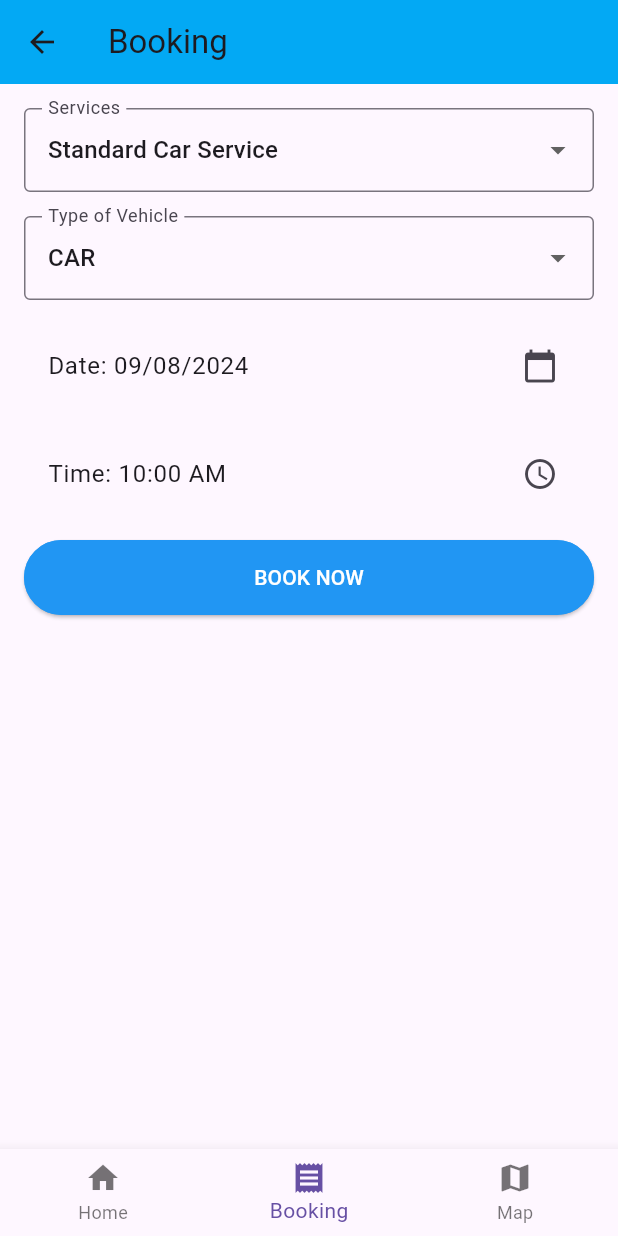
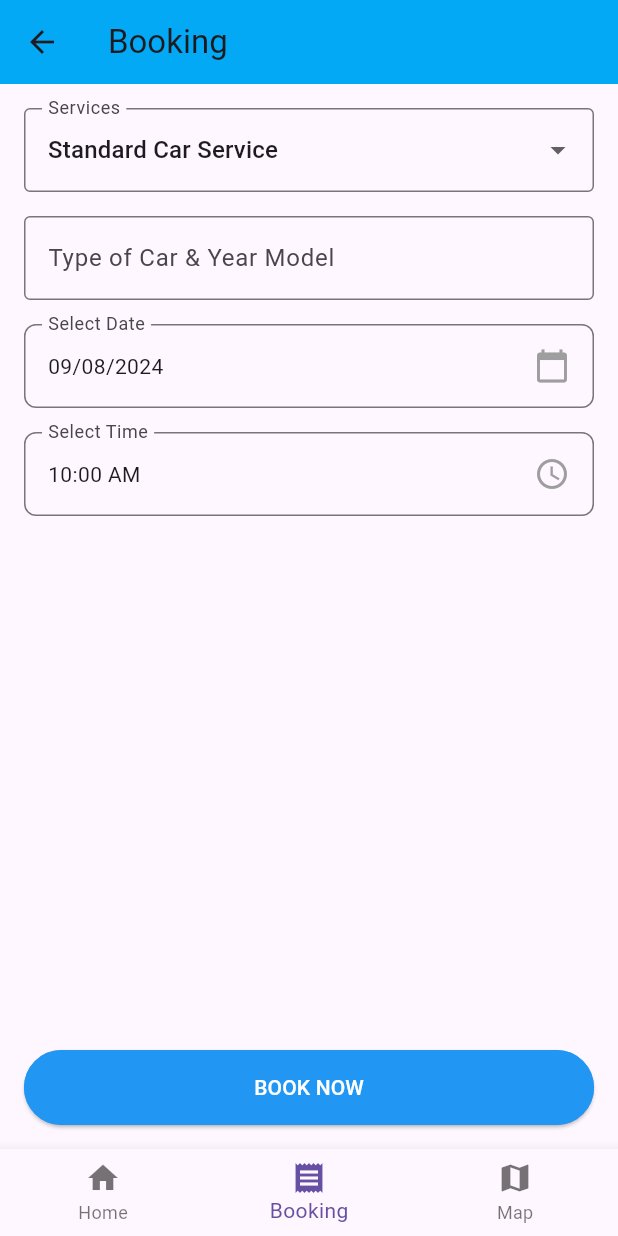
Before and after one commit to JohnLloydDev/AJ-Autofix-App, a Flutter app: the Booking screen opened directly, on a phone screen of 412 x 824 dp. Run offline on Flutter 3.47's test engine with Material 3 defaults, Android fonts, the phone set to English and light mode, and no system bars; our stand-ins replace bloc, equatable, flutter_bloc, flutter_secure_storage, google_maps_flutter, image_picker; accounts and stored records are empty.

Commit message:
Adding the google maps then change ui in booking

```diff
--- a/lib/screens/booking.dart
+++ b/lib/screens/booking.dart
@@ -12,7 +12,7 @@ class Booking extends StatefulWidget {
 
 class _BookingState extends State<Booking> {
   String selectedService = 'Standard Car Service';
-  String vehicleType = 'CAR';
+  String carType = ''; // Store the type of car input
   DateTime selectedDate = DateTime.now();
   TimeOfDay selectedTime = const TimeOfDay(hour: 10, minute: 0);
   final int _selectedIndex = 1; // Default to Booking tab
@@ -71,7 +71,7 @@ class _BookingState extends State<Booking> {
       ),
       body: Padding(
         padding: const EdgeInsets.all(16.0),
-        child: ListView(
+        child: Column(
           children: [
             DropdownButtonFormField<String>(
               value: selectedService,
@@ -96,43 +96,66 @@ class _BookingState extends State<Booking> {
               ),
             ),
             const SizedBox(height: 16),
-            DropdownButtonFormField<String>(
-              value: vehicleType,
-              items: ['CAR', 'TRUCK'].map((type) {
-                return DropdownMenuItem(
-                  value: type,
-                  child: Text(type),
-                );
-              }).toList(),
+            TextFormField(
+              decoration: const InputDecoration(
+                labelText: 'Type of Car & Year Model',
+                hintText: 'e.g., Toyota Corolla 2020',
+                border: OutlineInputBorder(),
+              ),
               onChanged: (value) {
                 setState(() {
-                  vehicleType = value!;
+                  carType = value; // Update the carType with the input value
                 });
               },
-              decoration: const InputDecoration(
-                labelText: 'Type of Vehicle',
-                border: OutlineInputBorder(),
+            ),
+            const SizedBox(height: 16),
+            InkWell(
+              onTap: () => _selectDate(context),
+              child: InputDecorator(
+                decoration: InputDecoration(
+                  labelText: 'Select Date',
+                  border: OutlineInputBorder(
+                    borderRadius: BorderRadius.circular(8.0),
+                  ),
+                ),
+                child: Row(
+                  mainAxisAlignment: MainAxisAlignment.spaceBetween,
+                  children: [
+                    Text(DateFormat('MM/dd/yyyy').format(selectedDate)),
+                    const Icon(Icons.calendar_today, color: Colors.grey),
+                  ],
+                ),
               ),
             ),
             const SizedBox(height: 16),
-            ListTile(
-              title: Text('Date: ${DateFormat('MM/dd/yyyy').format(selectedDate)}'),
-              trailing: const Icon(Icons.calendar_today),
-              onTap: () => _selectDate(context),
+            InkWell(
+              onTap: () => _selectTime(context),
+              child: InputDecorator(
+                decoration: InputDecoration(
+                  labelText: 'Select Time',
+                  border: OutlineInputBorder(
+                    borderRadius: BorderRadius.circular(8.0),
+                  ),
+                ),
+                child: Row(
+                  mainAxisAlignment: MainAxisAlignment.spaceBetween,
+                  children: [
+                    Text(selectedTime.format(context)),
+                    const Icon(Icons.access_time, color: Colors.grey),
+                  ],
+                ),
+              ),
             ),
             const SizedBox(height: 16),
-            ListTile(
-              title: Text('Time: ${selectedTime.format(context)}'),
-              trailing: const Icon(Icons.access_time),
-              onTap: () => _selectTime(context),
-            ),
-            const SizedBox(height: 16),
+            const Spacer(),
             ElevatedButton(
               onPressed: () {
                 // Handle booking submission
               },
               style: ElevatedButton.styleFrom(
-                foregroundColor: Colors.white, backgroundColor: Colors.blue, side: const BorderSide(color: Colors.blue), // White text
+                foregroundColor: Colors.white,
+                backgroundColor: Colors.blue,
+                side: const BorderSide(color: Colors.blue), // White text
                 minimumSize: const Size(double.infinity, 50), // Adjust button height
               ),
               child: const Text('BOOK NOW'),
--- a/lib/screens/home.dart
+++ b/lib/screens/home.dart
@@ -43,10 +43,10 @@ class _HomeScreenState extends State<HomeScreen> {
   List<Map<String, String>> services = [
     {'name': 'Power Window Motor', 'price': 'PHP 1,500'},
     {'name': 'Power Window Cable', 'price': 'PHP 900'},
-    {'name': 'Handle Repair', 'price': 'PHP 500'},
+    {'name': 'Door Lock Replacement', 'price': 'PHP 550'},
     {'name': 'Handle Replacement', 'price': 'PHP 700'},
     {'name': 'Door Lock Repair', 'price': 'PHP 400'},
-    {'name': 'Door Lock Replacement', 'price': 'PHP 550'},
+    {'name': 'Handle Repair', 'price': 'PHP 500'},
     {'name': 'Powerlock 1pc', 'price': 'PHP 500'},
     {'name': 'Powerlock Set', 'price': 'PHP 2,000'},
     {'name': 'Car Alarm', 'price': 'PHP 1,500 - 1,800'},
```
Also changed, not shown: lib/screens/shopmap.dart (+40 -6 lines), 1 other file.
